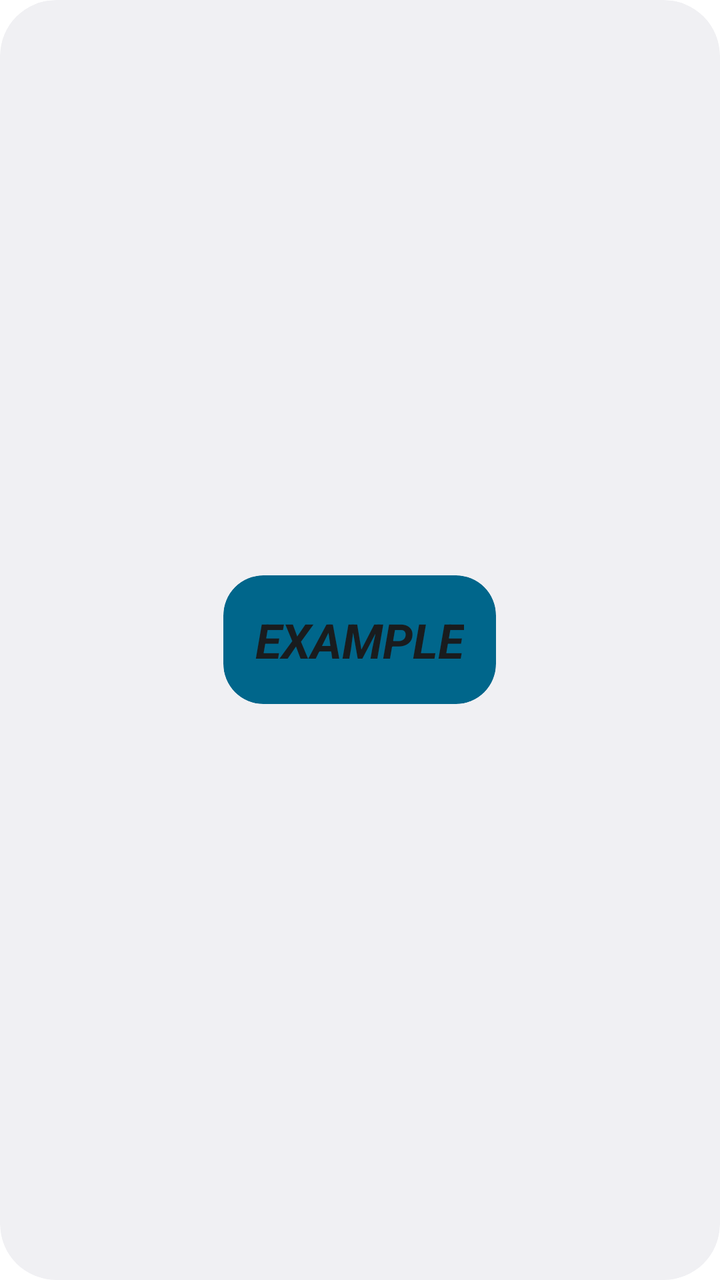
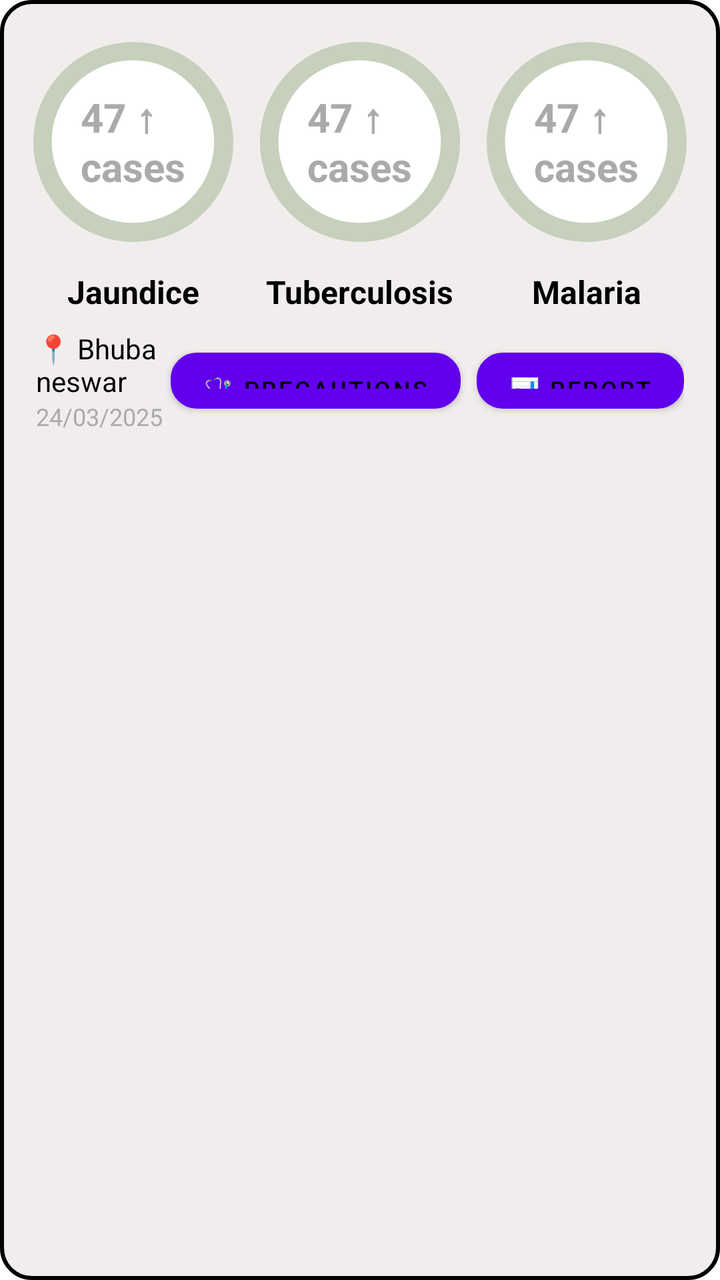

Compare the two renders of this Android layout. The source of the first and the diff that turns it into the second are given below.
<!-- AndroidManifest.xml: fallback theme Theme.MaterialComponents.DayNight.NoActionBar -->
<!-- res/layout/new_app_widget.xml -->
<RelativeLayout xmlns:android="http://schemas.android.com/apk/res/android"
    style="@style/Widget.Android.AppWidget.Container"
    android:layout_width="match_parent"
    android:layout_height="match_parent"
    android:theme="@style/Theme.Android.AppWidgetContainer">

    <TextView
        android:id="@+id/appwidget_text"
        style="@style/Widget.Android.AppWidget.InnerView"
        android:layout_width="wrap_content"
        android:layout_height="wrap_content"
        android:layout_centerHorizontal="true"
        android:layout_centerVertical="true"
        android:layout_margin="8dp"
        android:contentDescription="@string/appwidget_text"
        android:text="@string/appwidget_text"
        android:textSize="24sp"
        android:textStyle="bold|italic" />


</RelativeLayout>
<!-- resources referenced by this layout -->
<resources>
  <string name="appwidget_text">EXAMPLE</string>
  <style name="Theme.Android.AppWidgetContainer" parent="Theme.Android.AppWidgetContainerParent">
          
          <item name="appWidgetPadding">16dp</item>
      </style>
  <style name="Widget.Android.AppWidget.Container" parent="android:Widget">
          <item name="android:id">@android:id/background</item>
          <item name="android:background">?android:attr/colorBackground</item>
      </style>
  <style name="Widget.Android.AppWidget.InnerView" parent="android:Widget">
          <item name="android:background">?android:attr/colorBackground</item>
          <item name="android:textColor">?android:attr/textColorPrimary</item>
      </style>
  <style name="Theme.Android.AppWidgetContainerParent" parent="@android:style/Theme.DeviceDefault">
          
          <item name="appWidgetRadius">16dp</item>
          
          <item name="appWidgetInnerRadius">8dp</item>
      </style>
</resources>

<!-- the commit's change to res/layout/new_app_widget.xml (unified diff, before → after) -->
@@ -1,21 +1,208 @@
-<RelativeLayout xmlns:android="http://schemas.android.com/apk/res/android"
-    style="@style/Widget.Android.AppWidget.Container"
+<?xml version="1.0" encoding="utf-8"?>
+<LinearLayout xmlns:android="http://schemas.android.com/apk/res/android"
     android:layout_width="match_parent"
-    android:layout_height="match_parent"
-    android:theme="@style/Theme.Android.AppWidgetContainer">
+    android:layout_height="wrap_content"
+    android:orientation="vertical"
+    android:updatePeriodMillis="86400000"
+    android:background="@drawable/rounded_linear"
+    android:padding="10dp">
 
     <TextView
         android:id="@+id/appwidget_text"
-        style="@style/Widget.Android.AppWidget.InnerView"
         android:layout_width="wrap_content"
         android:layout_height="wrap_content"
-        android:layout_centerHorizontal="true"
-        android:layout_centerVertical="true"
-        android:layout_margin="8dp"
-        android:contentDescription="@string/appwidget_text"
-        android:text="@string/appwidget_text"
-        android:textSize="24sp"
-        android:textStyle="bold|italic" />
-
-
-</RelativeLayout>
+        android:text=""
+        android:textSize="0sp"
+        android:gravity="center"
+        android:layout_centerInParent="true"/>
+
+
+    
+    <LinearLayout
+        android:layout_width="match_parent"
+        android:layout_height="wrap_content"
+        android:gravity="center"
+        android:orientation="horizontal"
+        android:weightSum="3">
+
+        
+        <LinearLayout
+            android:layout_width="0dp"
+            android:layout_height="wrap_content"
+            android:layout_weight="1"
+            android:gravity="center"
+            android:orientation="vertical">
+
+            <FrameLayout
+                android:layout_width="120dp"
+                android:layout_height="120dp">
+
+                <ImageView
+                    android:id="@+id/progress_jaundice"
+                    android:layout_width="match_parent"
+                    android:layout_height="match_parent"
+                    android:padding="10dp"
+                    android:src="@drawable/progress_circle" />
+
+                <TextView
+                    android:layout_width="wrap_content"
+                    android:layout_height="wrap_content"
+                    android:layout_gravity="center"
+                    android:text="47 ↑\ncases"
+                    android:textColor="@android:color/darker_gray"
+                    android:textSize="20sp"
+                    android:textStyle="bold" />
+            </FrameLayout>
+
+            <TextView
+                android:layout_width="wrap_content"
+                android:layout_height="wrap_content"
+                android:text="Jaundice"
+                android:textSize="16sp"
+                android:textColor="@android:color/black"
+                android:textStyle="bold"
+                android:gravity="center"
+                android:layout_marginTop="4dp"/>
+
+        </LinearLayout>
+
+        
+        <LinearLayout
+            android:layout_width="0dp"
+            android:layout_height="wrap_content"
+            android:layout_weight="1"
+            android:gravity="center"
+            android:orientation="vertical">
+
+            <FrameLayout
+                android:layout_width="120dp"
+                android:layout_height="120dp">
+
+                <ImageView
+                    android:id="@+id/progress_tb"
+                    android:layout_width="match_parent"
+                    android:layout_height="match_parent"
+                    android:padding="10dp"
+                    android:src="@drawable/progress_circle" />
+
+                <TextView
+                    android:layout_width="wrap_content"
+                    android:layout_height="wrap_content"
+                    android:layout_gravity="center"
+                    android:text="47 ↑\ncases"
+                    android:textColor="@android:color/darker_gray"
+                    android:textSize="20sp"
+                    android:textStyle="bold" />
+            </FrameLayout>
+
+            <TextView
+                android:layout_width="wrap_content"
+                android:layout_height="wrap_content"
+                android:text="Tuberculosis"
+                android:textSize="16sp"
+                android:textColor="@android:color/black"
+                android:textStyle="bold"
+                android:gravity="center"
+                android:layout_marginTop="4dp"/>
+
+        </LinearLayout>
+
+        
+        <LinearLayout
+            android:layout_width="0dp"
+            android:layout_height="wrap_content"
+            android:layout_weight="1"
+            android:gravity="center"
+            android:orientation="vertical">
+
+            <FrameLayout
+                android:layout_width="120dp"
+                android:layout_height="120dp">
+
+                <ImageView
+                    android:id="@+id/progress_malaria"
+                    android:layout_width="match_parent"
+                    android:layout_height="match_parent"
+                    android:padding="10dp"
+                    android:src="@drawable/progress_circle" />
+
+                <TextView
+                    android:layout_width="wrap_content"
+                    android:layout_height="wrap_content"
+                    android:layout_gravity="center"
+                    android:text="47 ↑\ncases"
+                    android:textColor="@android:color/darker_gray"
+                    android:textSize="20sp"
+                    android:textStyle="bold" />
+            </FrameLayout>
+
+            <TextView
+                android:layout_width="wrap_content"
+                android:layout_height="wrap_content"
+                android:layout_marginTop="4dp"
+                android:gravity="center"
+                android:text="Malaria"
+                android:textColor="@android:color/black"
+                android:textSize="16sp"
+                android:textStyle="bold" />
+
+        </LinearLayout>
+
+    </LinearLayout>
+
+    
+    <LinearLayout
+        android:layout_width="match_parent"
+        android:layout_height="wrap_content"
+        android:orientation="horizontal"
+        android:padding="8dp"
+        android:gravity="center_vertical">
+
+        
+        <LinearLayout
+            android:layout_width="0dp"
+            android:layout_height="wrap_content"
+            android:layout_weight="1"
+            android:orientation="vertical">
+
+            <TextView
+                android:id="@+id/location"
+                android:layout_width="wrap_content"
+                android:layout_height="wrap_content"
+                android:text="📍 Bhubaneswar"
+                android:textSize="14sp"
+                android:textColor="@android:color/black"/>
+
+            <TextView
+                android:id="@+id/date"
+                android:layout_width="wrap_content"
+                android:layout_height="wrap_content"
+                android:text="24/03/2025"
+                android:textSize="12sp"
+                android:textColor="@android:color/darker_gray"/>
+        </LinearLayout>
+
+        
+        <Button
+            android:id="@+id/precaution_button"
+            android:layout_width="wrap_content"
+            android:layout_height="28dp"
+            android:background="@drawable/button_background"
+            android:text="🩺 Precautions"
+            android:textColor="@android:color/black"
+            android:textSize="12sp" />
+
+        <Button
+            android:id="@+id/report_button"
+            android:layout_width="wrap_content"
+            android:layout_height="28dp"
+            android:layout_marginStart="8dp"
+            android:background="@drawable/button_background"
+            android:text="📊 Report"
+            android:textColor="@android:color/black"
+            android:textSize="12sp" />
+
+
+    </LinearLayout>
+
+</LinearLayout>
<!-- resource entries referenced after the edit -->
@@ -1,23 +1,58 @@
 <!-- resources referenced by this layout -->
 <resources>
-  <string name="appwidget_text">EXAMPLE</string>
-  <style name="Theme.Android.AppWidgetContainer" parent="Theme.Android.AppWidgetContainerParent">
-          
-          <item name="appWidgetPadding">16dp</item>
-      </style>
-  <style name="Widget.Android.AppWidget.Container" parent="android:Widget">
-          <item name="android:id">@android:id/background</item>
-          <item name="android:background">?android:attr/colorBackground</item>
-      </style>
-  <style name="Widget.Android.AppWidget.InnerView" parent="android:Widget">
-          <item name="android:background">?android:attr/colorBackground</item>
-          <item name="android:textColor">?android:attr/textColorPrimary</item>
-      </style>
-  <style name="Theme.Android.AppWidgetContainerParent" parent="@android:style/Theme.DeviceDefault">
-          
-          <item name="appWidgetRadius">16dp</item>
-          
-          <item name="appWidgetInnerRadius">8dp</item>
-      </style>
+  <!-- drawable button_background (drawable) -->
+  <?xml version="1.0" encoding="utf-8"?>
+  <selector xmlns:android="http://schemas.android.com/apk/res/android">
+      <item>
+          <shape android:layout_width="wrap_content" android:layout_height="wrap_content" android:shape="rectangle">
+              <solid android:color="#FFFFFF" />  
+              <corners android:radius="12dp" />  
+              <stroke android:width="2dp" android:color="#2E7D32" />  
+              <size android:height="10dp" />  
+              <padding android:bottom="4dp" android:left="8dp" android:right="8dp" android:top="4dp" />
+          </shape>
+      </item>
+  </selector>
+  <!-- drawable progress_circle (drawable) -->
+  <?xml version="1.0" encoding="utf-8"?>
+  <layer-list xmlns:android="http://schemas.android.com/apk/res/android">
+  
+      
+      <item>
+          <shape android:shape="oval">
+              <solid android:color="#ADBC9F"/>
+              <size android:width="80dp" android:height="80dp"/>
+          </shape>
+      </item>
+  
+      
+      <item android:width="80dp" android:height="80dp" android:gravity="center">
+          <shape android:shape="oval">
+              <solid android:color="#4DFFFFFF"/>  
+          </shape>
+      </item>
+  
+      
+      <item
+          android:width="65dp"
+          android:height="65dp"
+          android:gravity="center">
+          <shape android:shape="oval">
+              <solid android:color="#FFFFFF"/>
+          </shape>
+      </item>
+  
+      
+  
+  
+  </layer-list>
+  <!-- drawable rounded_linear (drawable) -->
+  <?xml version="1.0" encoding="utf-8"?>
+  <shape xmlns:android="http://schemas.android.com/apk/res/android"
+      android:shape="rectangle">
+      <corners android:radius="15dp"/>  
+      <solid android:color="#F1EDED"/>  
+      <stroke android:width="2dp" android:color="#000000"/>  
+  </shape>
 </resources>
 
